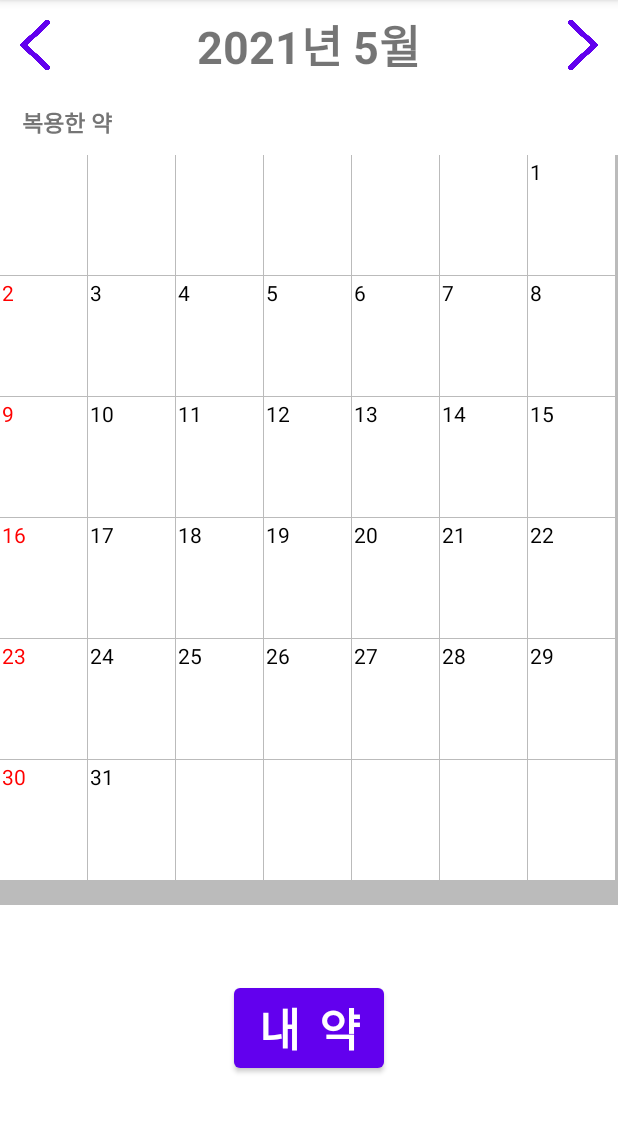
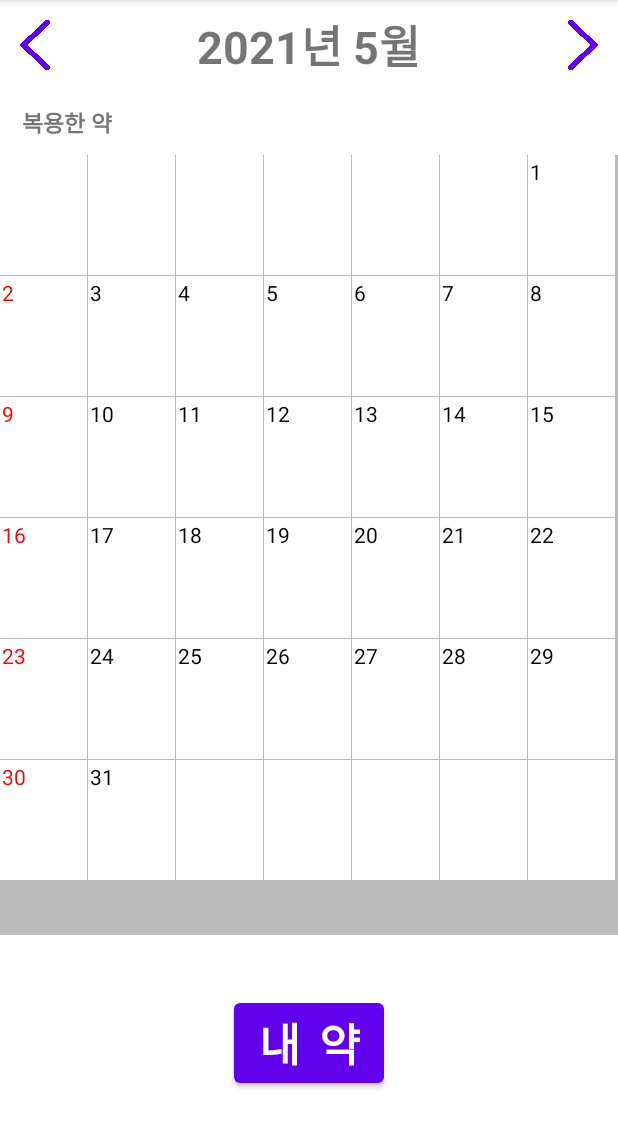
Before and after one commit to opensourceSW-13/pillsogood, an Android app: the screen it shows after launch (MainActivity), on a phone screen of 412 x 824 dp, the part 84-1232 px from its top. Run offline under Robolectric (Android 15) with nearby library versions, the phone set to English and light mode, and no system bars.

Commit message:
2021-05-26 Calender Commit

```diff
--- a/app/src/main/res/layout/activity_main.xml
+++ b/app/src/main/res/layout/activity_main.xml
@@ -65,7 +65,7 @@
         <GridView
             android:id="@+id/monthView"
             android:layout_width="match_parent"
-            android:layout_height="500dp"
+            android:layout_height="520dp"
             android:background="#ffbbbbbb"
             android:horizontalSpacing="1dp"
             android:numColumns="7"
```
